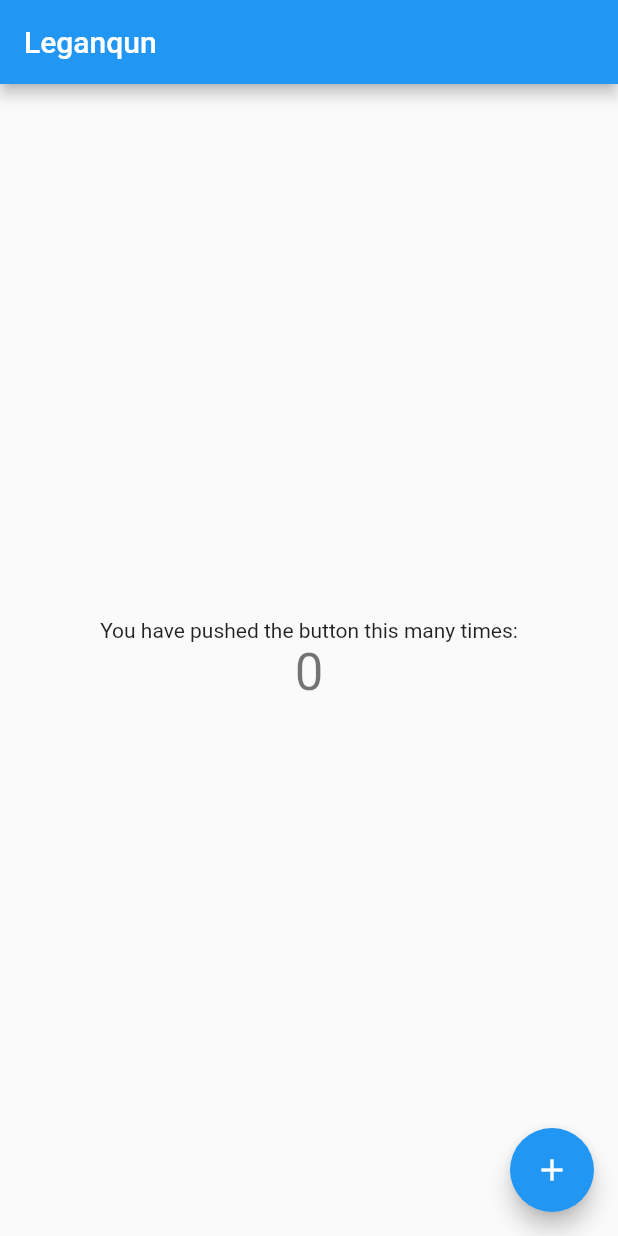
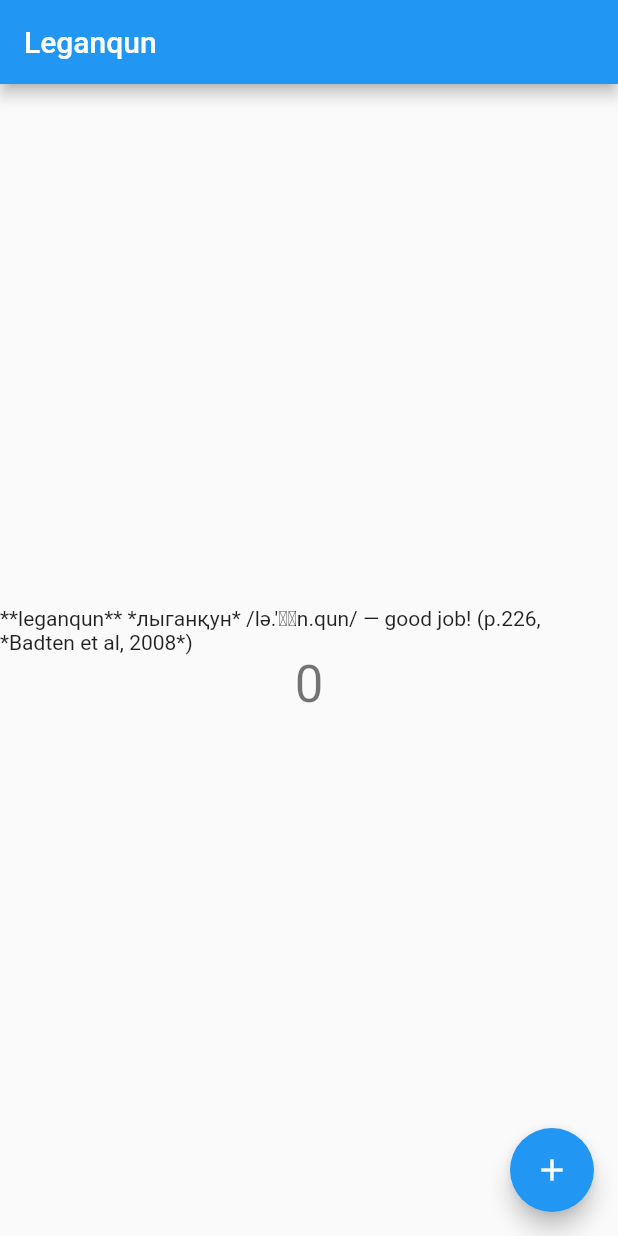
Before and after one commit to dowobeha/leganqun_attempt0, a Flutter app: the screen it shows after launch, on a phone screen of 412 x 824 dp. Run offline on Flutter 3.47's test engine with Material 2 defaults, Android fonts, the phone set to English and light mode, and no system bars.

Commit message:
Begin adding content

```diff
--- a/lib/main.dart
+++ b/lib/main.dart
@@ -96,7 +96,7 @@ class _MyHomePageState extends State<MyHomePage> {
           mainAxisAlignment: MainAxisAlignment.center,
           children: <Widget>[
             const Text(
-              'You have pushed the button this many times:',
+              '**leganqun** *лыганқун* /lə.\'ɣɑn.qun/ — good job! (p.226, *Badten et al, 2008*)',
             ),
             Text(
               '$_counter',
```
Also changed, not shown: 1 other file.
